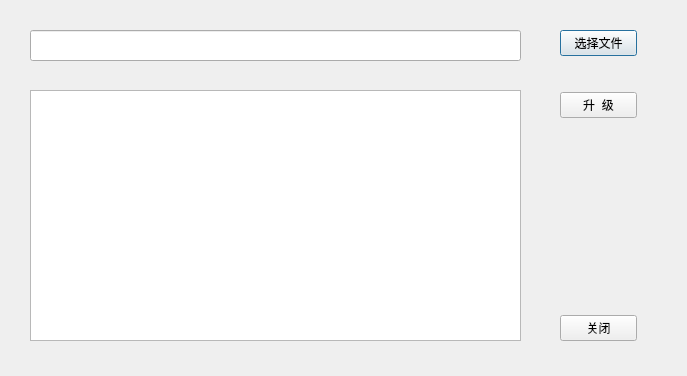
The window that gui/update_firmware_gui.ui (rawnam/Xema) describes before a commit, drawn with Qt 5.
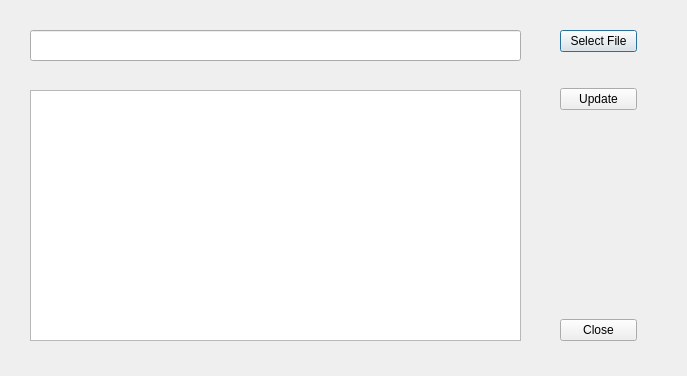
The same window after the commit.

```diff
--- a/gui/update_firmware_gui.ui
+++ b/gui/update_firmware_gui.ui
@@ -67,14 +67,14 @@
     <item>
      <widget class="QPushButton" name="pushButton_select">
       <property name="text">
-       <string>选择文件</string>
+       <string>Select File</string>
       </property>
      </widget>
     </item>
     <item>
      <widget class="QPushButton" name="pushButton_update">
       <property name="text">
-       <string>升  级</string>
+       <string>Update</string>
       </property>
       <property name="checkable">
        <bool>true</bool>
@@ -100,7 +100,7 @@
     <item>
      <widget class="QPushButton" name="pushButton_close">
       <property name="text">
-       <string>关闭</string>
+       <string>Close</string>
       </property>
      </widget>
     </item>
```
Left out of the diff: 2 changed lines with no effect on the pictures.
